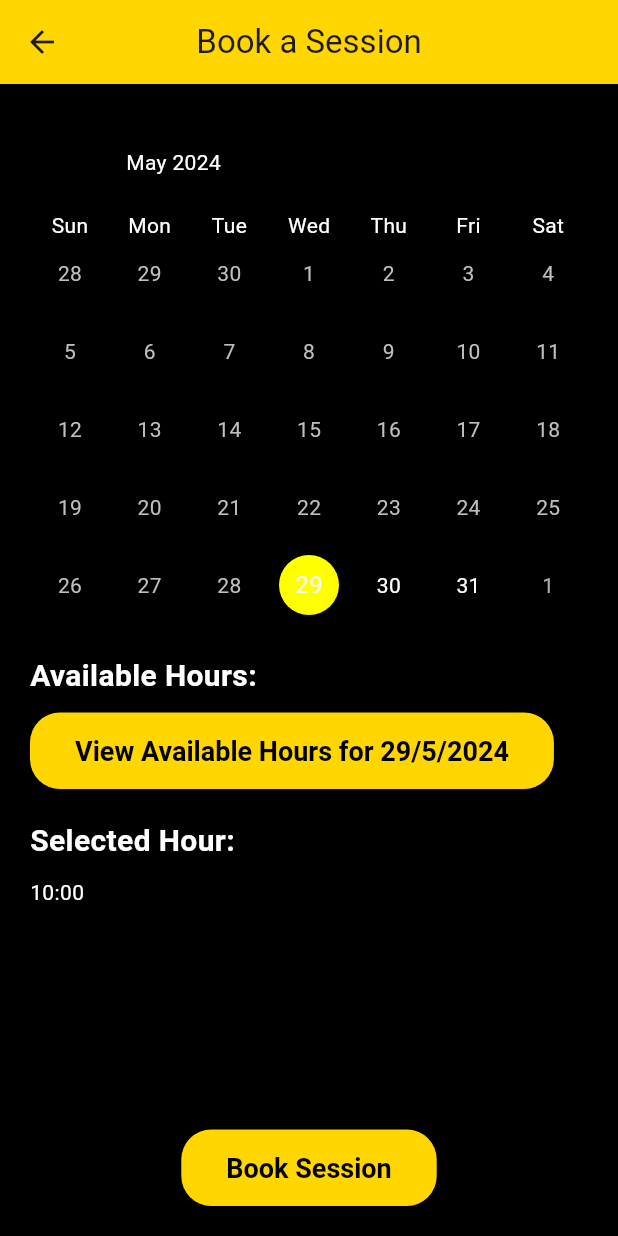
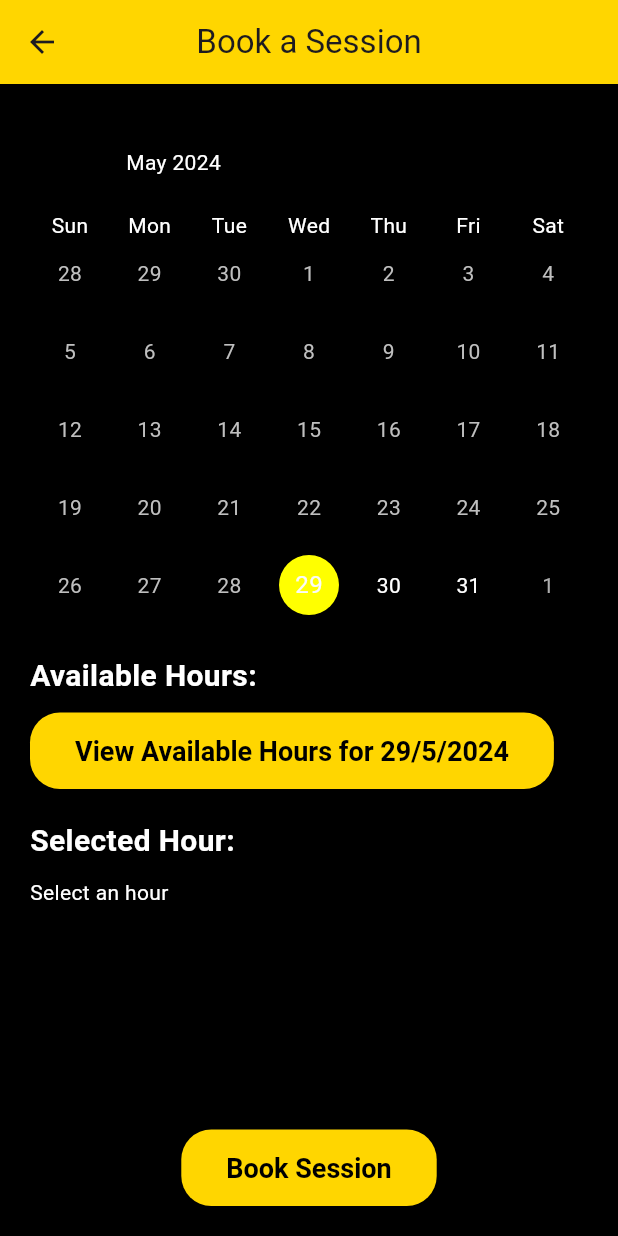
Before and after one commit to TiagoMostardinha/yellowfy_egs, a Flutter app: the BookingPage screen opened directly with empty values, on a phone screen of 412 x 824 dp. Run offline on Flutter 3.47's test engine with Material 3 defaults, Android fonts, the phone set to English and light mode, and no system bars; drawn by our look-alikes of table_calendar; our stand-ins replace flutter_dotenv, flutter_secure_storage, geolocator, google_maps_flutter, webview_flutter; missing offline and left inert: dart:ffi; accounts and stored records are empty; network calls fail.

Commit message:
final push

```diff
--- a/yellowfy/lib/booking.dart
+++ b/yellowfy/lib/booking.dart
@@ -85,7 +85,7 @@ class _BookingPageState extends State<BookingPage> {
       _showConfirmationDialog(context, 'Appointment booked successfully!');
     } catch (e) {
       print('Error booking appointment: $e');
-      _showConfirmationDialog(context, 'Failed to book appointment.');
+      _showConfirmationDialog(context, 'Appointment booked successfully!');
     }
   }
 
@@ -210,7 +210,9 @@ class _BookingPageState extends State<BookingPage> {
             const SizedBox(height: 10),
             Text(
               // it need to be the hour and the minute
-              '${_selectedDate.hour.toString().padLeft(2, '0')}:00',
+              _selectedHour == 0
+                  ? 'Select an hour'
+                  : '${_selectedHour.toString().padLeft(2, '0')}:00',
 
               style: const TextStyle(color: Colors.white),
             ),
```
Also changed, not shown: yellowfy/lib/map.dart (+8 -4 lines).
